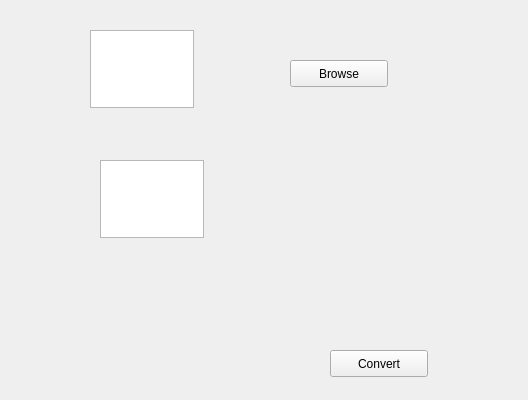
This is Code/fileopener.ui in acobus/PDF2TeX as Qt 5 draws it before an edit. The edited form follows.
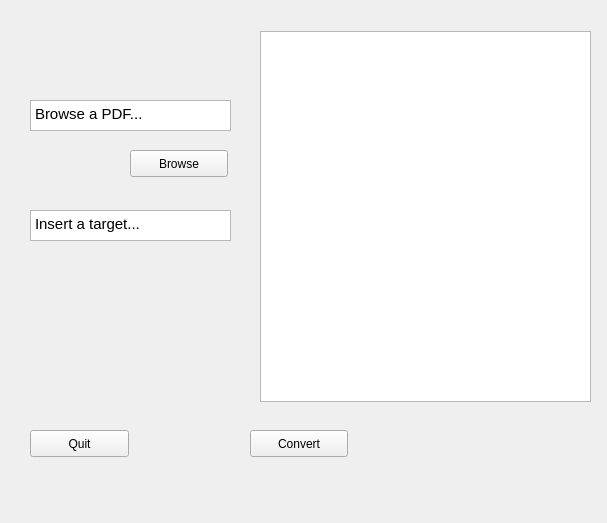
This is the edited form.

Commit message: Gui schöner gemacht

What changed in the file:
```diff
--- a/Code/fileopener.ui
+++ b/Code/fileopener.ui
@@ -6,8 +6,8 @@
    <rect>
     <x>0</x>
     <y>0</y>
-    <width>528</width>
-    <height>400</height>
+    <width>607</width>
+    <height>523</height>
    </rect>
   </property>
   <property name="windowTitle">
@@ -16,28 +16,42 @@
   <widget class="QTextEdit" name="textEdit">
    <property name="geometry">
     <rect>
-     <x>90</x>
-     <y>30</y>
-     <width>104</width>
-     <height>78</height>
+     <x>30</x>
+     <y>100</y>
+     <width>201</width>
+     <height>31</height>
     </rect>
    </property>
+   <property name="html">
+    <string>&lt;!DOCTYPE HTML PUBLIC &quot;-//W3C//DTD HTML 4.0//EN&quot; &quot;http://www.w3.org/TR/REC-html40/strict.dtd&quot;&gt;
+&lt;html&gt;&lt;head&gt;&lt;meta name=&quot;qrichtext&quot; content=&quot;1&quot; /&gt;&lt;style type=&quot;text/css&quot;&gt;
+p, li { white-space: pre-wrap; }
+&lt;/style&gt;&lt;/head&gt;&lt;body style=&quot; font-family:'Ubuntu'; font-size:11pt; font-weight:400; font-style:normal;&quot;&gt;
+&lt;p style=&quot; margin-top:0px; margin-bottom:0px; margin-left:0px; margin-right:0px; -qt-block-indent:0; text-indent:0px;&quot;&gt;Browse a PDF...&lt;/p&gt;&lt;/body&gt;&lt;/html&gt;</string>
+   </property>
   </widget>
   <widget class="QTextEdit" name="textEdit_2">
    <property name="geometry">
     <rect>
-     <x>100</x>
-     <y>160</y>
-     <width>104</width>
-     <height>78</height>
+     <x>30</x>
+     <y>210</y>
+     <width>201</width>
+     <height>31</height>
     </rect>
    </property>
+   <property name="html">
+    <string>&lt;!DOCTYPE HTML PUBLIC &quot;-//W3C//DTD HTML 4.0//EN&quot; &quot;http://www.w3.org/TR/REC-html40/strict.dtd&quot;&gt;
+&lt;html&gt;&lt;head&gt;&lt;meta name=&quot;qrichtext&quot; content=&quot;1&quot; /&gt;&lt;style type=&quot;text/css&quot;&gt;
+p, li { white-space: pre-wrap; }
+&lt;/style&gt;&lt;/head&gt;&lt;body style=&quot; font-family:'Ubuntu'; font-size:11pt; font-weight:400; font-style:normal;&quot;&gt;
+&lt;p style=&quot; margin-top:0px; margin-bottom:0px; margin-left:0px; margin-right:0px; -qt-block-indent:0; text-indent:0px;&quot;&gt;Insert a target...&lt;/p&gt;&lt;/body&gt;&lt;/html&gt;</string>
+   </property>
   </widget>
   <widget class="QPushButton" name="pushButton">
    <property name="geometry">
     <rect>
-     <x>290</x>
-     <y>60</y>
+     <x>130</x>
+     <y>150</y>
      <width>98</width>
      <height>27</height>
     </rect>
@@ -49,8 +63,8 @@
   <widget class="QPushButton" name="pushButton_2">
    <property name="geometry">
     <rect>
-     <x>330</x>
-     <y>350</y>
+     <x>250</x>
+     <y>430</y>
      <width>98</width>
      <height>27</height>
     </rect>
@@ -59,6 +73,29 @@
     <string>Convert</string>
    </property>
   </widget>
+  <widget class="QPushButton" name="pushButton_quit">
+   <property name="geometry">
+    <rect>
+     <x>30</x>
+     <y>430</y>
+     <width>99</width>
+     <height>27</height>
+    </rect>
+   </property>
+   <property name="text">
+    <string>Quit</string>
+   </property>
+  </widget>
+  <widget class="QGraphicsView" name="graphicsView">
+   <property name="geometry">
+    <rect>
+     <x>260</x>
+     <y>31</y>
+     <width>331</width>
+     <height>371</height>
+    </rect>
+   </property>
+  </widget>
  </widget>
  <resources/>
  <connections/>
```
Left out of the diff: 10 changed lines with no effect on the pictures. The commit also changes 2 other files.
